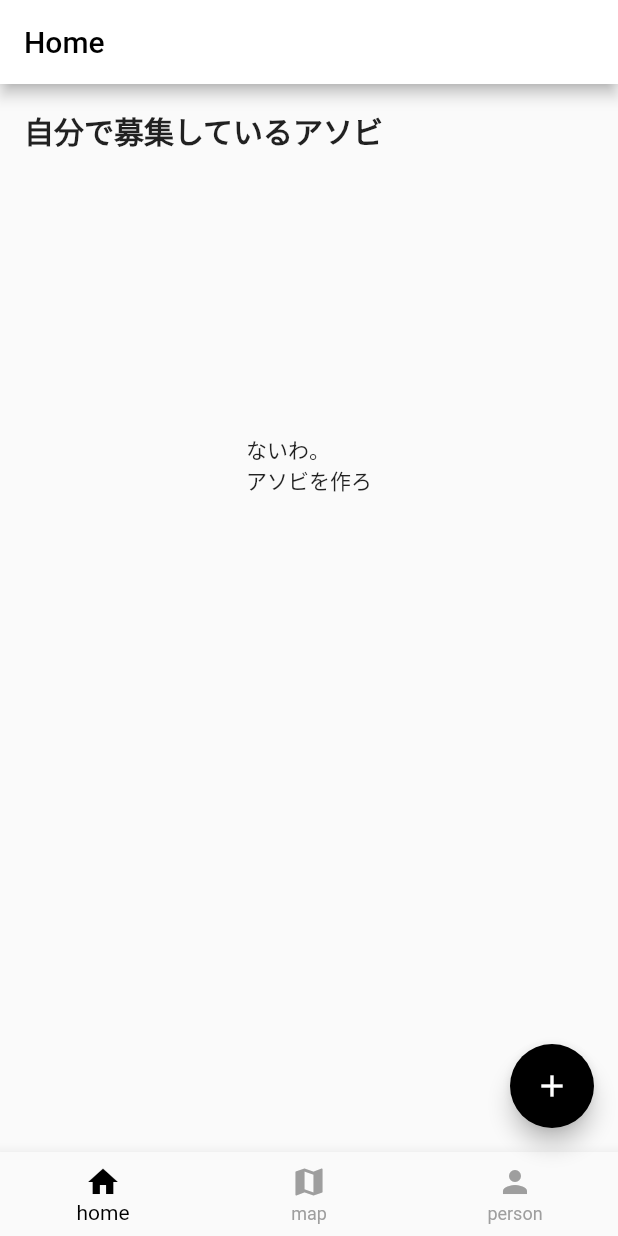
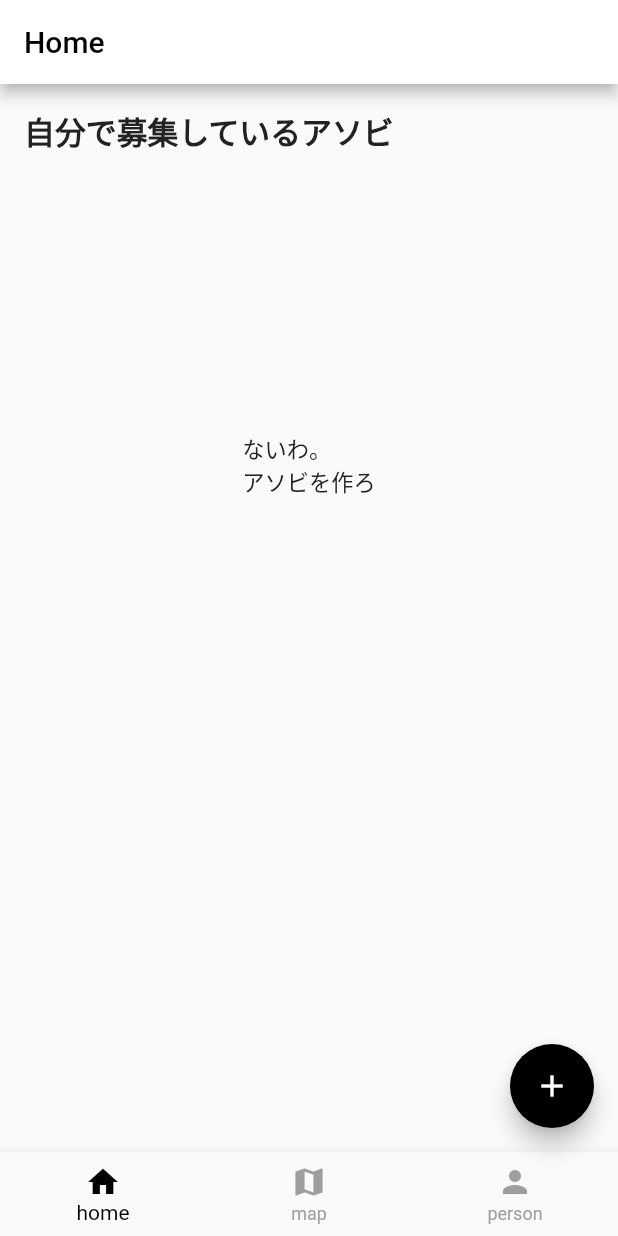
Before and after one commit to HajimexxxNakagawa/konoyubi, a Flutter app: the screen it shows after launch, after a tap on "Skip now", on a phone screen of 412 x 824 dp. Run offline on Flutter 3.47's test engine with Material 2 defaults, Android fonts, the phone set to English and light mode, and no system bars; our stand-ins replace carousel_slider, cloud_firestore, firebase_analytics, firebase_auth, firebase_core, flutter_hooks and 4 more; missing offline and left inert: flutter_facebook_auth; accounts and stored records are empty.

Commit message:
add typography widget

```diff
--- /dev/null
+++ b/lib/ui/components/typography.dart
@@ -0,0 +1,104 @@
+import 'package:flutter/material.dart';
+import 'package:flutter_hooks/flutter_hooks.dart';
+import 'package:konoyubi/ui/theme/constants.dart';
+import 'package:konoyubi/ui/theme/height_width.dart';
+
+class H1 extends HookWidget {
+  const H1(
+    this.text, {
+    Key? key,
+    this.maxLines = 1,
+    this.textAlign = TextAlign.center,
+    this.overflow = TextOverflow.ellipsis,
+    this.color = bodyColor,
+  }) : super(key: key);
+
+  final String text;
+  final int maxLines;
+  final TextAlign textAlign;
+  final TextOverflow overflow;
+  final Color color;
+
+  @override
+  Widget build(BuildContext context) {
+    final double width = useWidth();
+
+    return Text(
+      text,
+      style: TextStyle(
+        fontSize: width * 0.05,
+        fontWeight: FontWeight.w700,
+        color: color,
+      ),
+      maxLines: 1,
+      textAlign: textAlign,
+    );
+  }
+}
+
+class Body1 extends HookWidget {
+  const Body1(
+    this.text, {
+    Key? key,
+    this.maxLines,
+    this.textAlign,
+    this.overflow,
+    this.isBold = false,
+  }) : super(key: key);
+
+  final String text;
+  final int? maxLines;
+  final TextAlign? textAlign;
+  final TextOverflow? overflow;
+  final bool isBold;
+
+  @override
+  Widget build(BuildContext context) {
+    final double width = useWidth();
+
+    return Text(
+      text,
+      style: TextStyle(
+        fontSize: width * 0.036,
+        fontWeight: isBold ? FontWeight.bold : FontWeight.normal,
+        color: bodyColor,
+      ),
+      maxLines: maxLines,
+      textAlign: textAlign,
+      overflow: overflow,
+    );
+  }
+}
+
+class ActionText extends HookWidget {
+  const ActionText(
+    this.text, {
+    Key? key,
+    required this.onPressed,
+    this.maxLines = 1,
+    this.textAlign,
+    this.overflow,
+  }) : super(key: key);
+
+  final String text;
+  final void Function() onPressed;
+  final int maxLines;
+  final TextAlign? textAlign;
+  final TextOverflow? overflow;
+
+  @override
+  Widget build(BuildContext context) {
+    final double width = useWidth();
+
+    return TextButton(
+      onPressed: onPressed,
+      child: Text(
+        text,
+        style: TextStyle(fontSize: width * 0.035, color: accentColor),
+        maxLines: maxLines,
+        textAlign: textAlign,
+        overflow: overflow,
+      ),
+    );
+  }
+}
--- a/lib/ui/home/home_screen.dart
+++ b/lib/ui/home/home_screen.dart
@@ -1,4 +1,3 @@
-import 'dart:ui';
 import 'package:cloud_firestore/cloud_firestore.dart';
 import 'package:flutter/material.dart';
 import 'package:flutter_hooks/flutter_hooks.dart';
@@ -6,6 +5,7 @@ import 'package:hooks_riverpod/hooks_riverpod.dart';
 import 'package:konoyubi/auth/user.dart';
 import 'package:konoyubi/data/model/asobi.dart';
 import 'package:konoyubi/ui/components/loading.dart';
+import 'package:konoyubi/ui/components/typography.dart';
 import 'package:konoyubi/ui/createAsobi/input_name_screen.dart';
 import 'package:konoyubi/ui/utility/snapshot_error_handling.dart';
 import 'package:konoyubi/ui/utility/transition.dart';
@@ -45,15 +45,14 @@ class HomeScreenVM extends StatelessWidget {
   final List<Asobi> entries;
   @override
   Widget build(BuildContext context) {
-    return Column(
+    return Container(
+      padding: const EdgeInsets.all(8),
+      child: Column(
         crossAxisAlignment: CrossAxisAlignment.start,
         children: [
           const Padding(
-          padding: EdgeInsets.fromLTRB(16, 16, 16, 8),
-          child: Text(
-            '自分で募集しているアソビ',
-            style: TextStyle(fontSize: 20, fontWeight: FontWeight.bold),
-          ),
+            padding: EdgeInsets.fromLTRB(8, 8, 0, 8),
+            child: H1('自分で募集しているアソビ'),
           ),
           SizedBox(
             height: 400,
@@ -61,6 +60,7 @@ class HomeScreenVM extends StatelessWidget {
             child: CurrentlyOpeningMyAsobi(entries: entries),
           ),
         ],
+      ),
     );
   }
 }
@@ -75,13 +75,12 @@ class CurrentlyOpeningMyAsobi extends StatelessWidget {
 
   @override
   Widget build(BuildContext context) {
-    return entries.isEmpty
-        ? const Center(
-            child: Text('ないわ。\nアソビを作ろ'),
-          )
-        : ListView.builder(
+    if (entries.isEmpty) {
+      return const AsobiEmptyCard();
+    }
+
+    return ListView.builder(
       physics: const NeverScrollableScrollPhysics(),
-            padding: const EdgeInsets.all(8),
       itemCount: entries.length,
       itemBuilder: (BuildContext context, int index) {
         return Card(
@@ -92,6 +91,17 @@ class CurrentlyOpeningMyAsobi extends StatelessWidget {
         );
       },
     );
+  }
+}
+
+class AsobiEmptyCard extends StatelessWidget {
+  const AsobiEmptyCard({
+    Key? key,
+  }) : super(key: key);
+
+  @override
+  Widget build(BuildContext context) {
+    return const Center(child: Body1('ないわ。\nアソビを作ろ'));
   }
 }
 
--- a/lib/ui/map/map_screen.dart
+++ b/lib/ui/map/map_screen.dart
@@ -4,6 +4,7 @@ import 'package:flutter_hooks/flutter_hooks.dart';
 import 'package:google_maps_flutter/google_maps_flutter.dart';
 import 'package:konoyubi/analytics/analytics.dart';
 import 'package:konoyubi/ui/components/loading.dart';
+import 'package:konoyubi/ui/components/typography.dart';
 import 'package:konoyubi/ui/utility/snapshot_error_handling.dart';
 
 class MapScreen extends HookWidget {
@@ -96,7 +97,7 @@ class MapScreen extends HookWidget {
                   onPressed: () => Navigator.pop(context),
                 ),
               ),
-              Align(alignment: Alignment.center, child: Text(description))
+              Align(alignment: Alignment.center, child: Body1(description))
             ],
           ),
         );
--- a/lib/ui/onboarding/onboarding_screen.dart
+++ b/lib/ui/onboarding/onboarding_screen.dart
@@ -1,5 +1,6 @@
 import 'package:flutter/material.dart';
 import 'package:konoyubi/app.dart';
+import 'package:konoyubi/ui/components/typography.dart';
 import 'package:konoyubi/ui/utility/transition.dart';
 import 'onboarding_carousel.dart';
 import 'sign_in_icons.dart';
@@ -19,11 +20,11 @@ class OnboardingScreen extends StatelessWidget {
           const Spacer(flex: 1),
           const SignInIcons(),
           const Spacer(flex: 3),
-          TextButton(
+          ActionText(
+            'Skip now',
             onPressed: () {
               pageTransition(context: context, to: const ScreenContainer());
             },
-            child: const Text('Skip now'),
           ),
           const Spacer(flex: 6),
         ],
--- a/lib/ui/profile/guest_screen.dart
+++ b/lib/ui/profile/guest_screen.dart
@@ -1,5 +1,6 @@
 import 'package:flutter/material.dart';
 import 'package:konoyubi/auth/user.dart';
+import 'package:konoyubi/ui/components/typography.dart';
 
 class GuestScreen extends StatelessWidget {
   const GuestScreen({Key? key}) : super(key: key);
@@ -12,12 +13,12 @@ class GuestScreen extends StatelessWidget {
         children: [
           const Icon(Icons.person),
           const Text('guest'),
-          TextButton(
+          ActionText(
+            'sign in',
             onPressed: () {
               promptSignIn(context);
             },
-            child: const Text('sign in'),
-          )
+          ),
         ],
       ),
     );
--- a/lib/ui/profile/profile_screen.dart
+++ b/lib/ui/profile/profile_screen.dart
@@ -4,6 +4,7 @@ import 'package:flutter_hooks/flutter_hooks.dart';
 import 'package:hooks_riverpod/hooks_riverpod.dart';
 import 'package:konoyubi/auth/user.dart';
 import 'package:konoyubi/ui/components/loading.dart';
+import 'package:konoyubi/ui/components/typography.dart';
 import 'package:konoyubi/ui/utility/snapshot_error_handling.dart';
 
 class ProfileScreen extends HookWidget {
@@ -41,12 +42,12 @@ class ProfileScreenVM extends StatelessWidget {
         children: [
           const Icon(Icons.person),
           Text(name),
-          TextButton(
+          ActionText(
+            'sign out',
             onPressed: () async {
               await signOut(context);
             },
-            child: const Text('sign out'),
-          )
+          ),
         ],
       ),
     );
```
Lines whose indentation alone changed are shown as unchanged.
